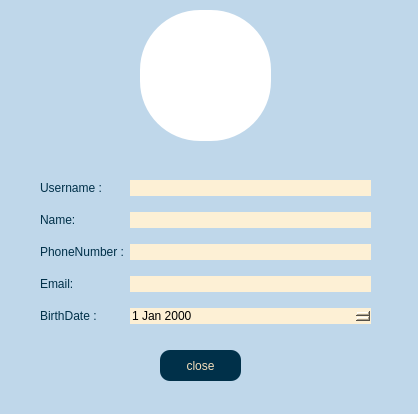
Before: the Qt Designer form client/profile.ui in AP-projects-4001/jan-ghahve, drawn with Qt 5.
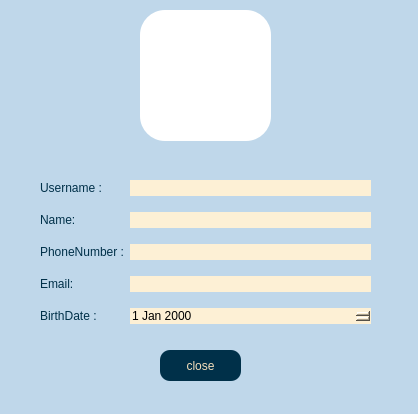
After: the same form once the commit is applied.

Patch:
```diff
--- a/client/profile.ui
+++ b/client/profile.ui
@@ -134,20 +134,6 @@
     </item>
    </layout>
   </widget>
-  <widget class="QGraphicsView" name="image_graphicsView">
-   <property name="geometry">
-    <rect>
-     <x>140</x>
-     <y>10</y>
-     <width>131</width>
-     <height>131</height>
-    </rect>
-   </property>
-   <property name="styleSheet">
-    <string notr="true">border-radius: 60%;
-background-color: palette(base);</string>
-   </property>
-  </widget>
   <widget class="QPushButton" name="pbn_close">
    <property name="geometry">
     <rect>
@@ -169,6 +155,29 @@
     <string>close</string>
    </property>
   </widget>
+  <widget class="QPushButton" name="pbn_profile">
+   <property name="enabled">
+    <bool>false</bool>
+   </property>
+   <property name="geometry">
+    <rect>
+     <x>140</x>
+     <y>10</y>
+     <width>131</width>
+     <height>131</height>
+    </rect>
+   </property>
+   <property name="cursor">
+    <cursorShape>PointingHandCursor</cursorShape>
+   </property>
+   <property name="styleSheet">
+    <string notr="true">background-color:white;
+border-radius: 25px;</string>
+   </property>
+   <property name="text">
+    <string/>
+   </property>
+  </widget>
  </widget>
  <resources/>
  <connections/>
```
